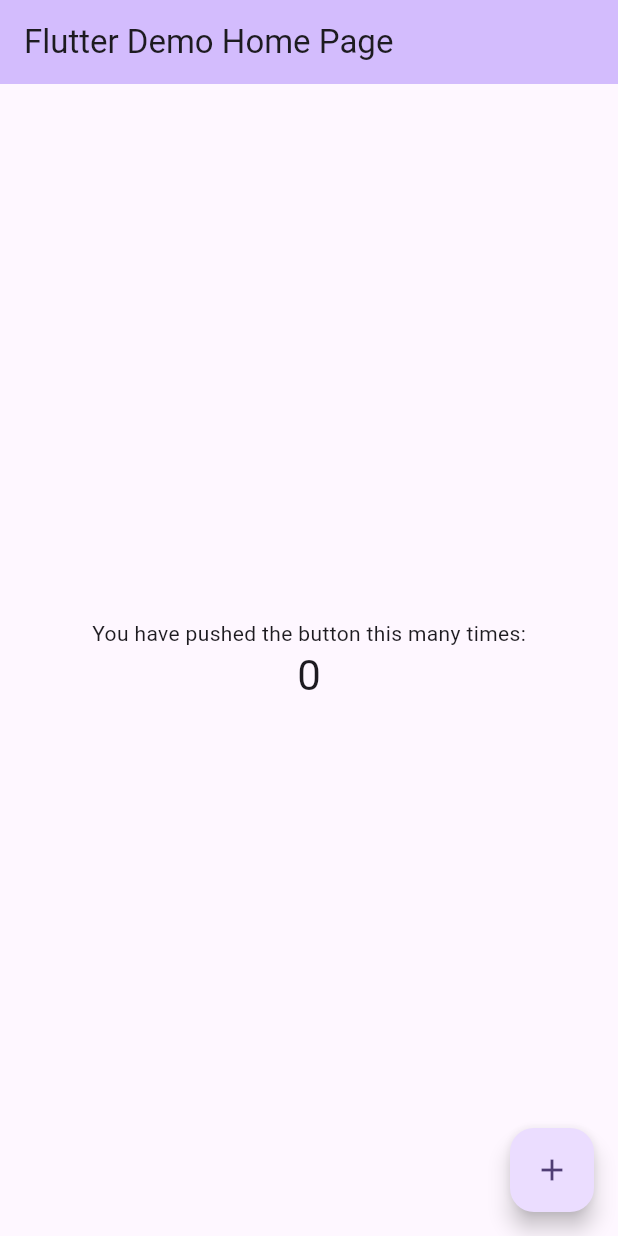
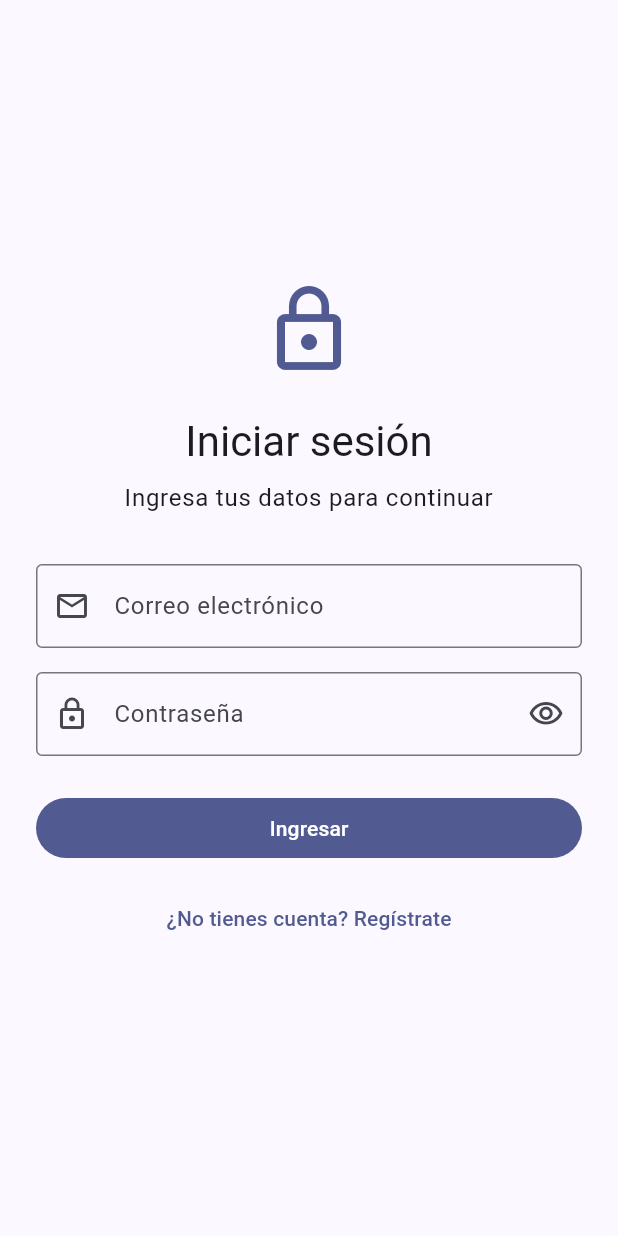
Before and after one commit to OAvillatoro/practica-integracion-pruebas-flutter, a Flutter app: the screen it shows after launch, on a phone screen of 412 x 824 dp. Run offline on Flutter 3.47's test engine with Material 3 defaults, Android fonts, the phone set to English and light mode, and no system bars; our stand-ins replace firebase_auth, firebase_core, material_ui; accounts and stored records are empty; statements that could not run were skipped.

Commit message:
feat: integrate Firebase Authentication and user session flow

```diff
--- /dev/null
+++ b/lib/auth/auth_error_message.dart
@@ -0,0 +1,18 @@
+import 'package:firebase_auth/firebase_auth.dart';
+
+String authErrorMessage(FirebaseAuthException error) {
+  return switch (error.code) {
+    'invalid-email' => 'El correo electrónico no es válido.',
+    'invalid-credential' ||
+    'user-not-found' ||
+    'wrong-password' => 'El correo o la contraseña son incorrectos.',
+    'email-already-in-use' => 'Ya existe una cuenta con este correo.',
+    'weak-password' => 'La contraseña es demasiado débil.',
+    'user-disabled' => 'Esta cuenta ha sido deshabilitada.',
+    'too-many-requests' =>
+      'Se realizaron demasiados intentos. Inténtalo más tarde.',
+    'network-request-failed' =>
+      'No se pudo conectar. Revisa tu conexión a internet.',
+    _ => 'Ocurrió un error de autenticación. Inténtalo de nuevo.',
+  };
+}
--- /dev/null
+++ b/lib/auth/auth_gate.dart
@@ -0,0 +1,39 @@
+import 'package:firebase_auth/firebase_auth.dart';
+import 'package:material_ui/material_ui.dart';
+
+import '../screens/home_screen.dart';
+import '../screens/login_screen.dart';
+
+class AuthGate extends StatelessWidget {
+  const AuthGate({super.key});
+
+  @override
+  Widget build(BuildContext context) {
+    return StreamBuilder<User?>(
+      stream: FirebaseAuth.instance.authStateChanges(),
+      builder: (context, snapshot) {
+        if (snapshot.connectionState == ConnectionState.waiting) {
+          return const Scaffold(
+            body: Center(child: CircularProgressIndicator()),
+          );
+        }
+
+        if (snapshot.hasError) {
+          return const Scaffold(
+            body: Center(
+              child: Padding(
+                padding: EdgeInsets.all(24),
+                child: Text(
+                  'No se pudo verificar la sesión. Inténtalo de nuevo.',
+                  textAlign: TextAlign.center,
+                ),
+              ),
+            ),
+          );
+        }
+
+        return snapshot.hasData ? const HomeScreen() : const LoginScreen();
+      },
+    );
+  }
+}
--- a/lib/main.dart
+++ b/lib/main.dart
@@ -1,122 +1,31 @@
+import 'package:firebase_core/firebase_core.dart';
 import 'package:material_ui/material_ui.dart';
 
-void main() {
+import 'auth/auth_gate.dart';
+import 'firebase_options.dart';
+
+Future<void> main() async {
+  WidgetsFlutterBinding.ensureInitialized();
+  await Firebase.initializeApp(options: DefaultFirebaseOptions.currentPlatform);
   runApp(const MyApp());
 }
 
 class MyApp extends StatelessWidget {
   const MyApp({super.key});
 
-  // This widget is the root of your application.
   @override
   Widget build(BuildContext context) {
     return MaterialApp(
-      title: 'Flutter Demo',
+      title: 'Autenticación',
+      debugShowCheckedModeBanner: false,
       theme: ThemeData(
-        // This is the theme of your application.
-        //
-        // TRY THIS: Try running your application with "flutter run". You'll see
-        // the application has a purple toolbar. Then, without quitting the app,
-        // try changing the seedColor in the colorScheme below to Colors.green
-        // and then invoke "hot reload" (save your changes or press the "hot
-        // reload" button in a Flutter-supported IDE, or press "r" if you used
-        // the command line to start the app).
-        //
-        // Notice that the counter didn't reset back to zero; the application
-        // state is not lost during the reload. To reset the state, use hot
-        // restart instead.
-        //
-        // This works for code too, not just values: Most code changes can be
-        // tested with just a hot reload.
-        colorScheme: .fromSeed(seedColor: Colors.deepPurple),
+        colorScheme: ColorScheme.fromSeed(seedColor: Colors.indigo),
+        useMaterial3: true,
+        inputDecorationTheme: const InputDecorationTheme(
+          border: OutlineInputBorder(),
+        ),
       ),
-      home: const MyHomePage(title: 'Flutter Demo Home Page'),
+      home: const AuthGate(),
     );
   }
 }
-
-class MyHomePage extends StatefulWidget {
-  const MyHomePage({super.key, required this.title});
-
-  // This widget is the home page of your application. It is stateful, meaning
-  // that it has a State object (defined below) that contains fields that affect
-  // how it looks.
-
-  // This class is the configuration for the state. It holds the values (in this
-  // case the title) provided by the parent (in this case the App widget) and
-  // used by the build method of the State. Fields in a Widget subclass are
-  // always marked "final".
-
-  final String title;
-
-  @override
-  State<MyHomePage> createState() => _MyHomePageState();
-}
-
-class _MyHomePageState extends State<MyHomePage> {
-  int _counter = 0;
-
-  void _incrementCounter() {
-    setState(() {
-      // This call to setState tells the Flutter framework that something has
-      // changed in this State, which causes it to rerun the build method below
-      // so that the display can reflect the updated values. If we changed
-      // _counter without calling setState(), then the build method would not be
-      // called again, and so nothing would appear to happen.
-      _counter++;
-    });
-  }
-
-  @override
-  Widget build(BuildContext context) {
-    // This method is rerun every time setState is called, for instance as done
-    // by the _incrementCounter method above.
-    //
-    // The Flutter framework has been optimized to make rerunning build methods
-    // fast, so that you can just rebuild anything that needs updating rather
-    // than having to individually change instances of widgets.
-    return Scaffold(
-      appBar: AppBar(
-        // TRY THIS: Try changing the color here to a specific color (to
-        // Colors.amber, perhaps?) and trigger a hot reload to see the AppBar
-        // change color while the other colors stay the same.
-        backgroundColor: Theme.of(context).colorScheme.inversePrimary,
-        // Here we take the value from the MyHomePage object that was created by
-        // the App.build method, and use it to set our appbar title.
-        title: Text(widget.title),
-      ),
-      body: Center(
-        // Center is a layout widget. It takes a single child and positions it
-        // in the middle of the parent.
-        child: Column(
-          // Column is also a layout widget. It takes a list of children and
-          // arranges them vertically. By default, it sizes itself to fit its
-          // children horizontally, and tries to be as tall as its parent.
-          //
-          // Column has various properties to control how it sizes itself and
-          // how it positions its children. Here we use mainAxisAlignment to
-          // center the children vertically; the main axis here is the vertical
-          // axis because Columns are vertical (the cross axis would be
-          // horizontal).
-          //
-          // TRY THIS: Invoke "debug painting" (choose the "Toggle Debug Paint"
-          // action in the IDE, or press "p" in the console), to see the
-          // wireframe for each widget.
-          mainAxisAlignment: .center,
-          children: [
-            const Text('You have pushed the button this many times:'),
-            Text(
-              '$_counter',
-              style: Theme.of(context).textTheme.headlineMedium,
-            ),
-          ],
-        ),
-      ),
-      floatingActionButton: FloatingActionButton(
-        onPressed: _incrementCounter,
-        tooltip: 'Increment',
-        child: const Icon(Icons.add),
-      ),
-    );
-  }
-}
--- /dev/null
+++ b/lib/screens/login_screen.dart
@@ -0,0 +1,179 @@
+import 'package:firebase_auth/firebase_auth.dart';
+import 'package:material_ui/material_ui.dart';
+
+import '../auth/auth_error_message.dart';
+import 'register_screen.dart';
+
+class LoginScreen extends StatefulWidget {
+  const LoginScreen({super.key});
+
+  @override
+  State<LoginScreen> createState() => _LoginScreenState();
+}
+
+class _LoginScreenState extends State<LoginScreen> {
+  final _formKey = GlobalKey<FormState>();
+  final _emailController = TextEditingController();
+  final _passwordController = TextEditingController();
+  bool _isLoading = false;
+  bool _obscurePassword = true;
+  String? _errorMessage;
+
+  @override
+  void dispose() {
+    _emailController.dispose();
+    _passwordController.dispose();
+    super.dispose();
+  }
+
+  Future<void> _signIn() async {
+    if (!_formKey.currentState!.validate()) return;
+
+    setState(() {
+      _isLoading = true;
+      _errorMessage = null;
+    });
+
+    try {
+      await FirebaseAuth.instance.signInWithEmailAndPassword(
+        email: _emailController.text.trim(),
+        password: _passwordController.text,
+      );
+    } on FirebaseAuthException catch (error) {
+      if (mounted) {
+        setState(() => _errorMessage = authErrorMessage(error));
+      }
+    } catch (_) {
+      if (mounted) {
+        setState(() {
+          _errorMessage = 'Ocurrió un error inesperado. Inténtalo de nuevo.';
+        });
+      }
+    } finally {
+      if (mounted) setState(() => _isLoading = false);
+    }
+  }
+
+  @override
+  Widget build(BuildContext context) {
+    return Scaffold(
+      body: SafeArea(
+        child: Center(
+          child: SingleChildScrollView(
+            padding: const EdgeInsets.all(24),
+            child: ConstrainedBox(
+              constraints: const BoxConstraints(maxWidth: 420),
+              child: Form(
+                key: _formKey,
+                child: Column(
+                  crossAxisAlignment: CrossAxisAlignment.stretch,
+                  children: [
+                    Icon(
+                      Icons.lock_outline,
+                      size: 64,
+                      color: Theme.of(context).colorScheme.primary,
+                    ),
+                    const SizedBox(height: 24),
+                    Text(
+                      'Iniciar sesión',
+                      style: Theme.of(context).textTheme.headlineMedium,
+                      textAlign: TextAlign.center,
+                    ),
+                    const SizedBox(height: 8),
+                    Text(
+                      'Ingresa tus datos para continuar',
+                      style: Theme.of(context).textTheme.bodyLarge,
+                      textAlign: TextAlign.center,
+                    ),
+                    const SizedBox(height: 32),
+                    TextFormField(
+                      controller: _emailController,
+                      enabled: !_isLoading,
+                      keyboardType: TextInputType.emailAddress,
+                      autofillHints: const [AutofillHints.email],
+                      decoration: const InputDecoration(
+                        labelText: 'Correo electrónico',
+                        prefixIcon: Icon(Icons.email_outlined),
+                      ),
+                      validator: (value) {
+                        final email = value?.trim() ?? '';
+                        if (email.isEmpty) {
+                          return 'Ingresa tu correo electrónico.';
+                        }
+                        if (!email.contains('@') || !email.contains('.')) {
+                          return 'Ingresa un correo electrónico válido.';
+                        }
+                        return null;
+                      },
+                    ),
+                    const SizedBox(height: 16),
+                    TextFormField(
+                      controller: _passwordController,
+                      enabled: !_isLoading,
+                      obscureText: _obscurePassword,
+                      autofillHints: const [AutofillHints.password],
+                      decoration: InputDecoration(
+                        labelText: 'Contraseña',
+                        prefixIcon: const Icon(Icons.lock_outline),
+                        suffixIcon: IconButton(
+                          onPressed: () => setState(
+                            () => _obscurePassword = !_obscurePassword,
+                          ),
+                          icon: Icon(
+                            _obscurePassword
+                                ? Icons.visibility_outlined
+                                : Icons.visibility_off_outlined,
+                          ),
+                          tooltip: _obscurePassword
+                              ? 'Mostrar contraseña'
+                              : 'Ocultar contraseña',
+                        ),
+                      ),
+                      validator: (value) => value == null || value.isEmpty
+                          ? 'Ingresa tu contraseña.'
+                          : null,
+                      onFieldSubmitted: (_) {
+                        if (!_isLoading) _signIn();
+                      },
+                    ),
+                    if (_errorMessage != null) ...[
+                      const SizedBox(height: 16),
+                      Text(
+                        _errorMessage!,
+                        style: TextStyle(
+                          color: Theme.of(context).colorScheme.error,
+                        ),
+                        textAlign: TextAlign.center,
+                      ),
+                    ],
+                    const SizedBox(height: 24),
+                    FilledButton(
+                      onPressed: _isLoading ? null : _signIn,
+                      child: _isLoading
+                          ? const SizedBox.square(
+                              dimension: 20,
+                              child: CircularProgressIndicator(strokeWidth: 2),
+                            )
+                          : const Text('Ingresar'),
+                    ),
+                    const SizedBox(height: 12),
+                    TextButton(
+                      onPressed: _isLoading
+                          ? null
+                          : () => Navigator.of(context).push(
+                              MaterialPageRoute<void>(
+                                builder: (_) => const RegisterScreen(),
+                              ),
+                            ),
+                      child: const Text('¿No tienes cuenta? Regístrate'),
+                    ),
+                  ],
+                ),
+              ),
+            ),
+          ),
+        ),
+      ),
+    );
+  }
+}
--- a/pubspec.yaml
+++ b/pubspec.yaml
@@ -35,6 +35,9 @@ dependencies:
   # The following adds the Cupertino Icons font to your application.
   # Use with the CupertinoIcons class for iOS style icons.
   cupertino_icons: ^1.0.8
+  firebase_core: ^5.2.0
+  firebase_auth: ^7.1.0
+  cloud_firestore: ^7.2.0
 
 dev_dependencies:
   flutter_test:
```
Also changed, not shown: lib/screens/home_screen.dart (added, +78 -0 lines), lib/screens/register_screen.dart (added, +197 -0 lines), firebase.json (added), lib/firebase_options.dart (added), pubspec.lock.
